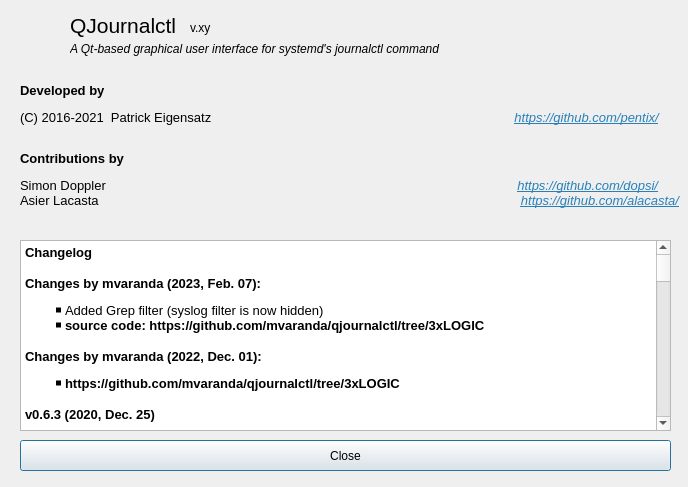
The window that ui/aboutdialog.ui (mvaranda/qjournalctl) describes before a commit, drawn with Qt 5.
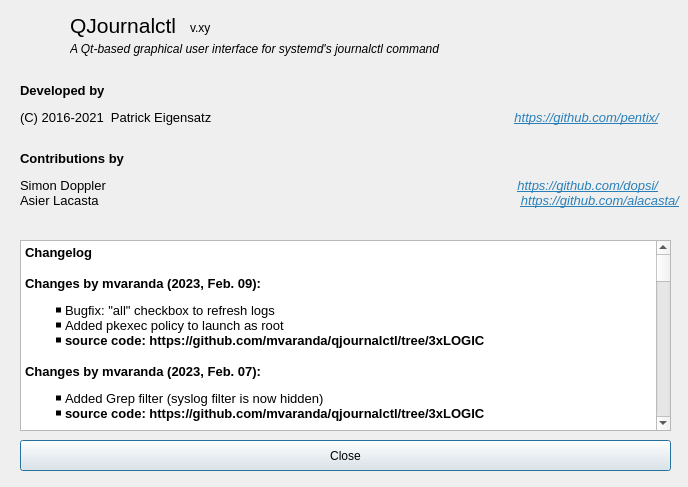
The same window after the commit. Icons and pictures are not drawn.

Commit message: fix all checkbox refresh and use pkexec as laucher for root.

```diff
--- a/ui/aboutdialog.ui
+++ b/ui/aboutdialog.ui
@@ -164,6 +164,12 @@
 li.checked::marker { content: &quot;\2612&quot;; }
 &lt;/style&gt;&lt;/head&gt;&lt;body style=&quot; font-family:'Sans'; font-size:9pt; font-weight:400; font-style:normal;&quot;&gt;
 &lt;p style=&quot; margin-top:16px; margin-bottom:12px; margin-left:0px; margin-right:0px; -qt-block-indent:0; text-indent:0px;&quot;&gt;&lt;span style=&quot; font-family:'Noto Sans'; font-size:10pt; font-weight:600;&quot;&gt;Changelog&lt;/span&gt;&lt;/p&gt;
+&lt;p style=&quot; margin-top:16px; margin-bottom:12px; margin-left:0px; margin-right:0px; -qt-block-indent:0; text-indent:0px;&quot;&gt;&lt;span style=&quot; font-family:'Noto Sans'; font-size:10pt; font-weight:600;&quot;&gt;Changes by mvaranda (2023, Feb. 09):&lt;/span&gt;&lt;/p&gt;
+&lt;ul type=&quot;square&quot; style=&quot;margin-top: 0px; margin-bottom: 0px; margin-left: 0px; margin-right: 0px; -qt-list-indent: 1;&quot;&gt;
+&lt;li style=&quot; font-family:'Noto Sans'; font-size:10pt;&quot; style=&quot; margin-top:0px; margin-bottom:0px; margin-left:0px; margin-right:0px; -qt-block-indent:0; text-indent:0px;&quot;&gt;Bugfix: &amp;quot;all&amp;quot; checkbox to refresh logs&lt;/li&gt;
+&lt;li style=&quot; font-family:'Noto Sans'; font-size:10pt;&quot; style=&quot; margin-top:0px; margin-bottom:0px; margin-left:0px; margin-right:0px; -qt-block-indent:0; text-indent:0px;&quot;&gt;Added pkexec policy to launch as root&lt;/li&gt;&lt;/ul&gt;
+&lt;ul type=&quot;square&quot; style=&quot;margin-top: 0px; margin-bottom: 0px; margin-left: 0px; margin-right: 0px; -qt-list-indent: 1;&quot;&gt;
+&lt;li style=&quot; font-family:'Noto Sans'; font-size:10pt;&quot; style=&quot; margin-top:0px; margin-bottom:0px; margin-left:0px; margin-right:0px; -qt-block-indent:0; text-indent:0px;&quot;&gt;&lt;span style=&quot; font-weight:600;&quot;&gt;source code: https://github.com/mvaranda/qjournalctl/tree/3xLOGIC&lt;/span&gt;&lt;/li&gt;&lt;/ul&gt;
 &lt;p style=&quot; margin-top:16px; margin-bottom:12px; margin-left:0px; margin-right:0px; -qt-block-indent:0; text-indent:0px;&quot;&gt;&lt;span style=&quot; font-family:'Noto Sans'; font-size:10pt; font-weight:600;&quot;&gt;Changes by mvaranda (2023, Feb. 07):&lt;/span&gt;&lt;/p&gt;
 &lt;ul type=&quot;square&quot; style=&quot;margin-top: 0px; margin-bottom: 0px; margin-left: 0px; margin-right: 0px; -qt-list-indent: 1;&quot;&gt;
 &lt;li style=&quot; font-family:'Noto Sans'; font-size:10pt;&quot; style=&quot; margin-top:0px; margin-bottom:0px; margin-left:0px; margin-right:0px; -qt-block-indent:0; text-indent:0px;&quot;&gt;Added Grep filter (syslog filter is now hidden)&lt;/li&gt;&lt;/ul&gt;
```
The commit also changes 5 other files.
